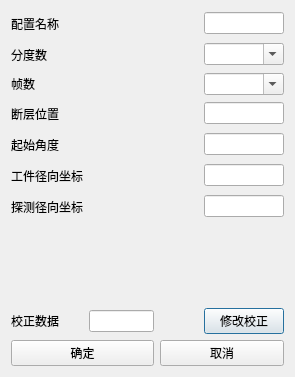
maozi2327/ZCIPS, file ZCIPS/CTScan/saveconescanconfigdialog.ui: the form before one commit.
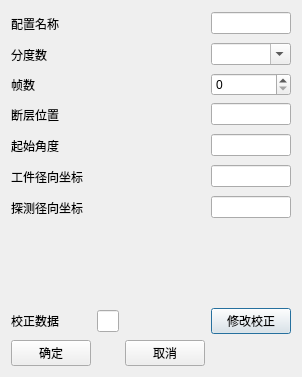
The form after the commit.

```diff
--- a/ZCIPS/CTScan/saveconescanconfigdialog.ui
+++ b/ZCIPS/CTScan/saveconescanconfigdialog.ui
@@ -137,26 +137,7 @@
     </spacer>
    </item>
    <item row="2" column="3">
-    <widget class="QComboBox" name="framesComboBox">
-     <property name="minimumSize">
-      <size>
-       <width>80</width>
-       <height>0</height>
-      </size>
-     </property>
-     <property name="maximumSize">
-      <size>
-       <width>80</width>
-       <height>16777215</height>
-      </size>
-     </property>
-     <property name="inputMethodHints">
-      <set>Qt::ImhNone</set>
-     </property>
-     <property name="editable">
-      <bool>true</bool>
-     </property>
-    </widget>
+    <widget class="QSpinBox" name="framesSpinBox"/>
    </item>
    <item row="3" column="0">
     <widget class="QLabel" name="coneScanFrameAverageStaticLabel">
@@ -381,14 +362,14 @@
      </property>
     </widget>
    </item>
-   <item row="9" column="0" colspan="2">
+   <item row="9" column="0">
     <widget class="QPushButton" name="okButton">
      <property name="text">
       <string>确定</string>
      </property>
     </widget>
    </item>
-   <item row="9" column="2" colspan="2">
+   <item row="9" column="2">
     <widget class="QPushButton" name="cancelButton">
      <property name="text">
       <string>取消</string>
```
